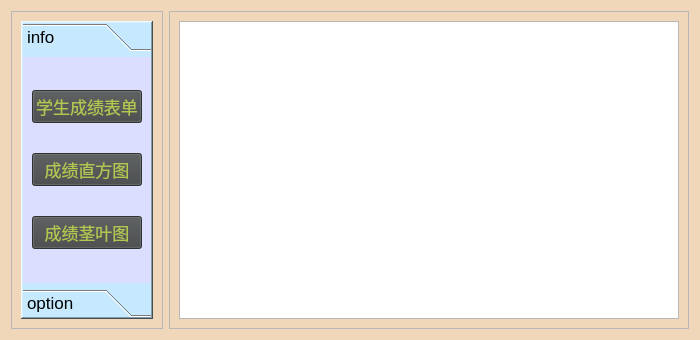
Before: the Qt Designer form loginDemo/widget.ui in GanYv123/python-, drawn with Qt 5.
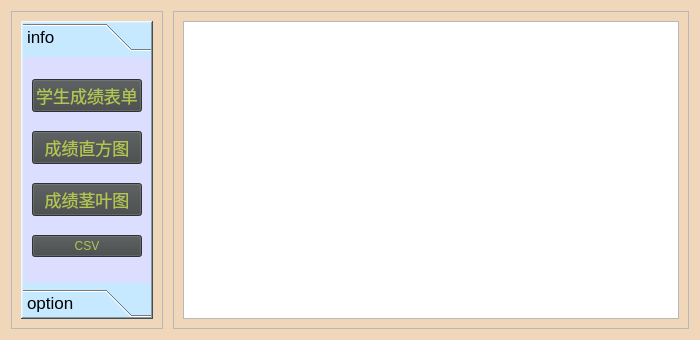
After: the same form once the commit is applied.

```diff
--- a/loginDemo/widget.ui
+++ b/loginDemo/widget.ui
@@ -45,7 +45,7 @@
 	background-color: rgb(67, 70, 70);
 }</string>
   </property>
-  <layout class="QHBoxLayout" name="horizontalLayout" stretch="0,1">
+  <layout class="QHBoxLayout" name="horizontalLayout" stretch="0,0,1">
    <item>
     <widget class="QFrame" name="frame">
      <property name="frameShape">
@@ -148,6 +148,19 @@
             <property name="checkable">
              <bool>true</bool>
             </property>
+            <property name="autoRepeatDelay">
+             <number>300</number>
+            </property>
+           </widget>
+          </item>
+          <item>
+           <widget class="QPushButton" name="pb4">
+            <property name="text">
+             <string>CSV</string>
+            </property>
+            <property name="checkable">
+             <bool>true</bool>
+            </property>
            </widget>
           </item>
          </layout>
@@ -193,6 +206,19 @@
      </layout>
     </widget>
    </item>
+   <item>
+    <spacer name="horizontalSpacer">
+     <property name="orientation">
+      <enum>Qt::Horizontal</enum>
+     </property>
+     <property name="sizeHint" stdset="0">
+      <size>
+       <width>4</width>
+       <height>20</height>
+      </size>
+     </property>
+    </spacer>
+   </item>
    <item>
     <widget class="QFrame" name="frame_2">
      <property name="frameShape">
@@ -203,7 +229,11 @@
      </property>
      <layout class="QVBoxLayout" name="verticalLayout">
       <item>
-       <widget class="QTextEdit" name="textEdit"/>
+       <layout class="QVBoxLayout" name="verticalLayout_5">
+        <item>
+         <widget class="QTextEdit" name="textEdit"/>
+        </item>
+       </layout>
       </item>
      </layout>
     </widget>
```
